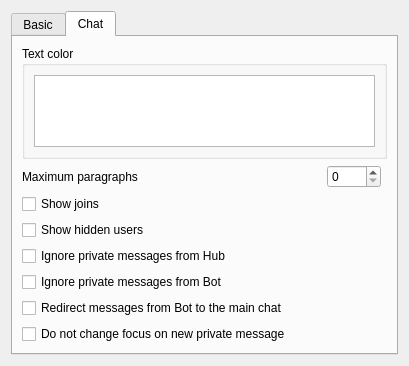
eiskaltdcpp/eiskaltdcpp, file eiskaltdcpp/ui/UISettingsGUI.ui: the form before one commit.
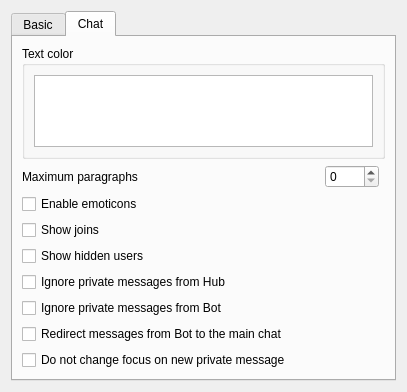
The form after the commit. The open tabs and pages were chosen to show the change.

```diff
--- a/eiskaltdcpp/ui/UISettingsGUI.ui
+++ b/eiskaltdcpp/ui/UISettingsGUI.ui
@@ -6,8 +6,8 @@
    <rect>
     <x>0</x>
     <y>0</y>
-    <width>409</width>
-    <height>338</height>
+    <width>407</width>
+    <height>336</height>
    </rect>
   </property>
   <property name="windowTitle">
@@ -145,42 +145,42 @@
          </layout>
         </widget>
        </item>
-       <item row="2" column="0" colspan="2">
+       <item row="3" column="0" colspan="2">
         <widget class="QCheckBox" name="checkBox_CHATJOINS">
          <property name="text">
           <string>Show joins</string>
          </property>
         </widget>
        </item>
-       <item row="3" column="0" colspan="4">
+       <item row="4" column="0" colspan="4">
         <widget class="QCheckBox" name="checkBox_CHATHIDDEN">
          <property name="text">
           <string>Show hidden users</string>
          </property>
         </widget>
        </item>
-       <item row="4" column="0" colspan="4">
+       <item row="5" column="0" colspan="4">
         <widget class="QCheckBox" name="checkBox_IGNOREPMHUB">
          <property name="text">
           <string>Ignore private messages from Hub</string>
          </property>
         </widget>
        </item>
-       <item row="5" column="0" colspan="4">
+       <item row="6" column="0" colspan="4">
         <widget class="QCheckBox" name="checkBox_IGNOREPMBOT">
          <property name="text">
           <string>Ignore private messages from Bot</string>
          </property>
         </widget>
        </item>
-       <item row="6" column="0" colspan="4">
+       <item row="8" column="0" colspan="4">
         <widget class="QCheckBox" name="checkBox_REDIRECTPMBOT">
          <property name="text">
           <string>Redirect messages from Bot to the main chat</string>
          </property>
         </widget>
        </item>
-       <item row="8" column="0" colspan="4">
+       <item row="10" column="0" colspan="4">
         <widget class="QCheckBox" name="checkBox_KEEPFOCUS">
          <property name="text">
           <string>Do not change focus on new private message</string>
@@ -214,6 +214,13 @@
          </property>
         </widget>
        </item>
+       <item row="2" column="0" colspan="3">
+        <widget class="QCheckBox" name="checkBox_EMOT">
+         <property name="text">
+          <string>Enable emoticons</string>
+         </property>
+        </widget>
+       </item>
       </layout>
      </widget>
     </widget>
```
Left out of the diff: 12 changed lines with no effect on the pictures.
